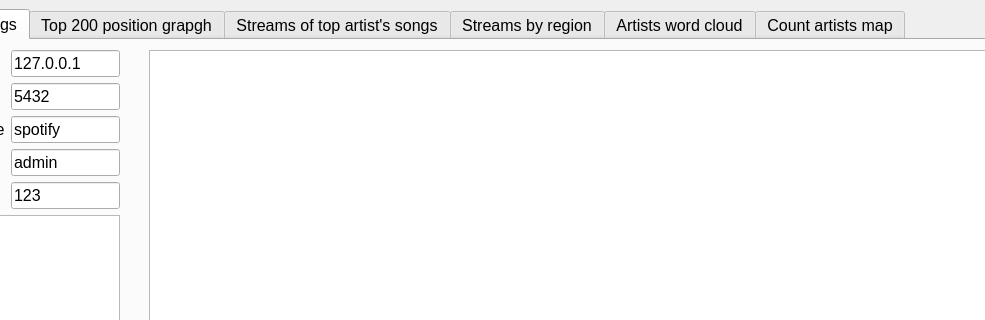
This is uis/mainWindow.ui in JakubBurczyk/AD_SpotifyAnalyzer as Qt 5 draws it before an edit; both pictures show x 132 to 1117 and y 0 to 320 of the 1280 by 720 pixel window. The edited form follows.
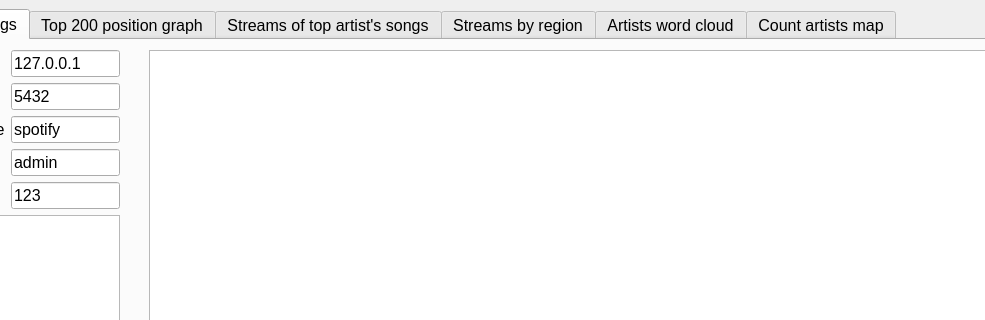
This is the edited form.

Commit message: Spelling fix, tab5 title

What changed in the file:
```diff
--- a/uis/mainWindow.ui
+++ b/uis/mainWindow.ui
@@ -348,7 +348,7 @@
       </widget>
       <widget class="QWidget" name="tab_1">
        <attribute name="title">
-        <string>Top 200 position grapgh</string>
+        <string>Top 200 position graph</string>
        </attribute>
        <widget class="QFrame" name="plot_1">
         <property name="geometry">
```
The commit also changes 1 other file.
